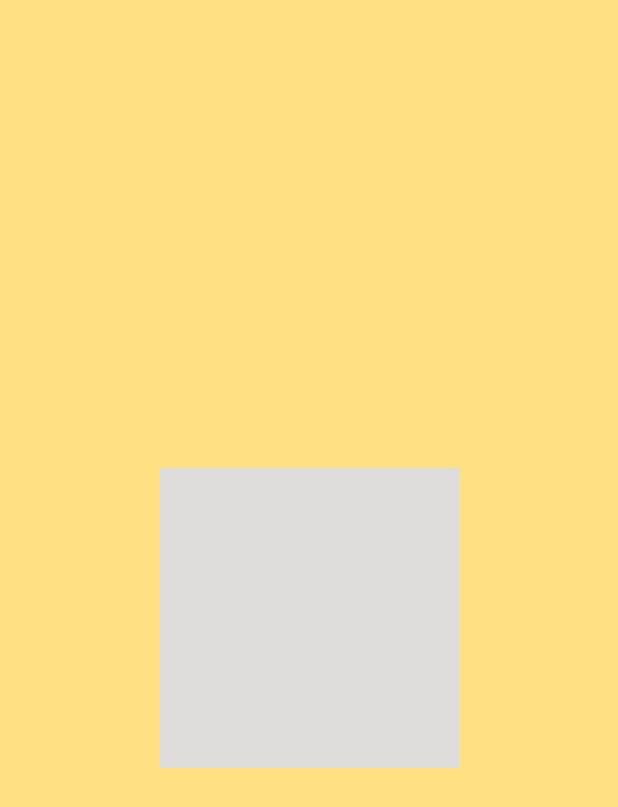
After one commit to ghazal18/GhazalAlikhani_FAINAL_maktab68, an Android app: the layout activity_splash_screen.xml on its own in the app's theme, with its tools: preview values and no code run, on a phone screen of 412 x 824 dp. The commit adds this screen. Shown: the top 807 px of the screen. Run offline under Robolectric (Android 15) with nearby library versions, the phone set to English and light mode, and no system bars.

Commit message:
add splashScreen

```diff
--- /dev/null
+++ b/app/src/main/res/layout/activity_splash_screen.xml
@@ -0,0 +1,20 @@
+<?xml version="1.0" encoding="utf-8"?>
+<androidx.constraintlayout.widget.ConstraintLayout xmlns:android="http://schemas.android.com/apk/res/android"
+    xmlns:app="http://schemas.android.com/apk/res-auto"
+    xmlns:tools="http://schemas.android.com/tools"
+    android:layout_width="match_parent"
+    android:layout_height="match_parent"
+    android:background="@color/orange"
+    tools:context=".ui.SplashScreenActivity">
+
+
+    <ImageView
+        android:id="@+id/imageView"
+        android:layout_width="200dp"
+        android:layout_height="200dp"
+        app:layout_constraintBottom_toBottomOf="parent"
+        app:layout_constraintEnd_toEndOf="parent"
+        app:layout_constraintStart_toStartOf="parent"
+        app:layout_constraintTop_toTopOf="parent"
+        android:src="@color/gray" />
+</androidx.constraintlayout.widget.ConstraintLayout>
--- /dev/null
+++ b/app/src/main/res/values-land/dimens.xml
@@ -0,0 +1,3 @@
+<resources>
+    <dimen name="fab_margin">48dp</dimen>
+</resources>
--- /dev/null
+++ b/app/src/main/res/values-w1240dp/dimens.xml
@@ -0,0 +1,3 @@
+<resources>
+    <dimen name="fab_margin">200dp</dimen>
+</resources>
--- /dev/null
+++ b/app/src/main/res/values-w600dp/dimens.xml
@@ -0,0 +1,3 @@
+<resources>
+    <dimen name="fab_margin">48dp</dimen>
+</resources>
--- /dev/null
+++ b/app/src/main/res/values/dimens.xml
@@ -0,0 +1,3 @@
+<resources>
+    <dimen name="fab_margin">16dp</dimen>
+</resources>
--- a/app/src/main/res/values/themes.xml
+++ b/app/src/main/res/values/themes.xml
@@ -13,4 +13,13 @@
         <item name="android:statusBarColor" tools:targetApi="l">?attr/colorPrimaryVariant</item>
         <!-- Customize your theme here. -->
     </style>
+
+    <style name="Theme.MyApplication.NoActionBar">
+        <item name="windowActionBar">false</item>
+        <item name="windowNoTitle">true</item>
+    </style>
+
+    <style name="Theme.MyApplication.AppBarOverlay" parent="ThemeOverlay.AppCompat.Dark.ActionBar" />
+
+    <style name="Theme.MyApplication.PopupOverlay" parent="ThemeOverlay.AppCompat.Light" />
 </resources>
```
Also changed, not shown: app/src/main/AndroidManifest.xml (+15 -7 lines), app/src/main/java/com/example/myapplication/ui/SplashScreenActivity.kt (added, +33 -0 lines), app/src/main/res/values/strings.xml (+9 -0 lines).
